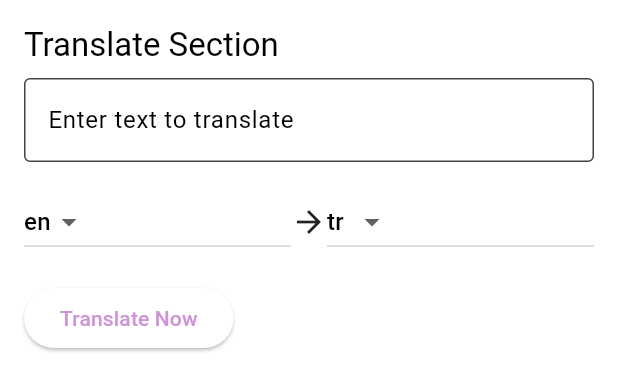
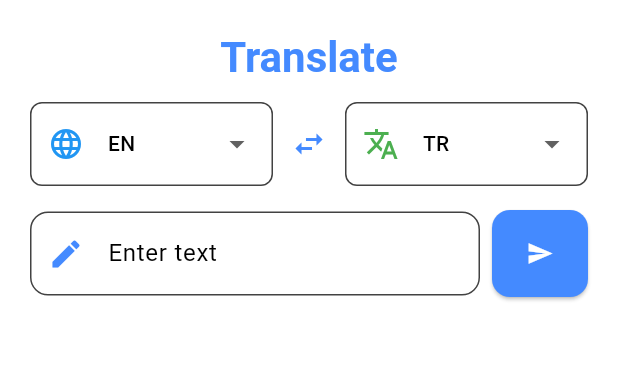
Before and after one commit to yigitcankzl/app, a Flutter app: the TranslatePanel widget shown alone on an empty page, opened directly, on a phone screen of 412 x 824 dp. Shown: the top 391 px of the screen. Run offline on Flutter 3.47's test engine with Material 3 defaults, Android fonts, the phone set to English and light mode, and no system bars; our stand-ins replace bloc, cloud_firestore, equatable, firebase_auth, firebase_core, flutter_bloc and 1 more; accounts and stored records are empty.

Commit message:
addin every page the translator

```diff
--- a/lib/screens/flashcard/flashcard_review_screen.dart
+++ b/lib/screens/flashcard/flashcard_review_screen.dart
@@ -1,5 +1,6 @@
 import 'package:app/screens/flashcard/flashcards_screen.dart';
 import 'package:app/screens/flashcard/practice_screen.dart';
+import 'package:app/screens/lingva/lingva_screen.dart';
 import 'package:flutter/material.dart';
 import 'package:flashcards_repo/flashcards_package.dart';
 import 'package:firebase_auth/firebase_auth.dart';
@@ -217,6 +218,14 @@ class _ReviewScreenState extends State<ReviewScreen> {
     return Scaffold(
       appBar: AppBar(
         backgroundColor: Colors.deepPurple,
+        actions: [
+          IconButton(
+            onPressed: () {
+              showTranslateSheet(context);
+            },
+            icon: const Icon(Icons.translate),
+          ),
+        ],
         title: Text(
           '${widget.flashcardGroup.name} Review',
           style: TextStyle(color: Colors.white),
--- a/lib/screens/flashcard/flashcards_screen.dart
+++ b/lib/screens/flashcard/flashcards_screen.dart
@@ -1,5 +1,6 @@
 import 'package:app/screens/flashcard/flashcard_review_screen.dart';
 import 'package:app/screens/home/home_screen.dart';
+import 'package:app/screens/lingva/lingva_screen.dart';
 import 'package:flutter/material.dart';
 import 'package:flashcards_repo/flashcards_package.dart';
 import 'package:firebase_auth/firebase_auth.dart';
@@ -14,6 +15,14 @@ class FlashcardsScreen extends StatelessWidget {
     return Scaffold(
       appBar: AppBar(
         title: Text('Flashcard Set'),
+        actions: [
+          IconButton(
+            onPressed: () {
+              showTranslateSheet(context);
+            },
+            icon: const Icon(Icons.translate),
+          ),
+        ],
         backgroundColor: Colors.deepPurple,
                 leading: IconButton(
           icon: Icon(Icons.arrow_back),
--- a/lib/screens/flashcard/practice_screen.dart
+++ b/lib/screens/flashcard/practice_screen.dart
@@ -1,4 +1,5 @@
 import 'package:app/screens/flashcard/flashcard_review_screen.dart';
+import 'package:app/screens/lingva/lingva_screen.dart';
 import 'package:flashcards_repo/flashcards_package.dart';
 import 'package:flutter/material.dart';
 import 'package:flashcards_repo/src/models/flashcard.dart';
@@ -102,6 +103,13 @@ class _PracticeScreenState extends State<PracticeScreen> {
     return Scaffold(
       appBar: AppBar(
         title: Text('Practice: ${widget.flashcardGroup.name}'),
+        actions: [
+          IconButton(
+            onPressed: () {
+              showTranslateSheet(context);
+            },
+            icon: const Icon(Icons.translate),
+          ),],
         backgroundColor: Colors.deepPurple,
         leading: IconButton(
           icon: Icon(Icons.arrow_back),
--- a/lib/screens/gemini/gemini_screen.dart
+++ b/lib/screens/gemini/gemini_screen.dart
@@ -1,3 +1,4 @@
+import 'package:app/screens/lingva/lingva_screen.dart';
 import 'package:flutter/material.dart';
 import 'package:gemini_repo/gemini_package.dart';
 
@@ -40,6 +41,14 @@ class _GeminiScreenState extends State<GeminiScreen> {
     return Scaffold(
       appBar: AppBar(
         title: const Text('Gemini Chat'),
+        actions: [
+          IconButton(
+            onPressed: () {
+              showTranslateSheet(context);
+            },
+            icon: const Icon(Icons.translate),
+          ),
+        ],
         backgroundColor: Colors.deepPurple,
         centerTitle: true,
       ),
--- a/lib/screens/lingva/lingva_screen.dart
+++ b/lib/screens/lingva/lingva_screen.dart
@@ -1,4 +1,5 @@
 import 'package:flutter/material.dart';
+import 'package:flutter/services.dart';
 import 'package:lingva_repo/lingva_package.dart';
 
 class TranslatePanel extends StatefulWidget {
@@ -13,13 +14,13 @@ class _TranslatePanelState extends State<TranslatePanel> {
   String _translatedText = '';
   bool _isLoading = false;
   final TextEditingController _sourceController = TextEditingController();
-  String _sourceLang = 'en'; // Default source language
-  String _targetLang = 'tr'; // Default target language
+  String _sourceLang = 'en';
+  String _targetLang = 'tr';
 
   void _translate() async {
     setState(() {
       _isLoading = true;
-      _translatedText = ''; // Clear previous result
+      _translatedText = '';
     });
 
     try {
@@ -39,37 +40,43 @@ class _TranslatePanelState extends State<TranslatePanel> {
     }
   }
 
+  void _swapLanguages() {
+    setState(() {
+      final temp = _sourceLang;
+      _sourceLang = _targetLang;
+      _targetLang = temp;
+    });
+  }
+
   @override
   Widget build(BuildContext context) {
     return Padding(
-      padding: const EdgeInsets.all(16.0),
+      padding: const EdgeInsets.all(20.0),
       child: Column(
         mainAxisSize: MainAxisSize.min,
-        crossAxisAlignment: CrossAxisAlignment.start,
+        crossAxisAlignment: CrossAxisAlignment.center,
         children: [
           Text(
-            'Translate Section',
-            style: Theme.of(context).textTheme.titleLarge,
-          ),
-          SizedBox(height: 8),
-          TextField(
-            controller: _sourceController,
-            decoration: InputDecoration(
-              labelText: 'Enter text to translate',
-              border: OutlineInputBorder(),
+            'Translate',
+            style: Theme.of(context).textTheme.headlineMedium?.copyWith(
+                  fontWeight: FontWeight.bold,
+                  color: Colors.blueAccent,
                 ),
           ),
-          SizedBox(height: 16),
+          const SizedBox(height: 12),
           Row(
             children: [
               Expanded(
-                child: DropdownButton<String>(
+                child: DropdownButtonFormField<String>(
                   value: _sourceLang,
-                  items: <String>['en', 'es', 'fr', 'de', 'it', 'tr'] // Example languages
-                      .map<DropdownMenuItem<String>>((String value) {
+                  decoration: InputDecoration(
+                    border: OutlineInputBorder(borderRadius: BorderRadius.circular(8)),
+                    prefixIcon: Icon(Icons.language, color: Colors.blue),
+                  ),
+                  items: ['en', 'es', 'fr', 'de', 'it', 'tr'].map((String value) {
                     return DropdownMenuItem<String>(
                       value: value,
-                      child: Text(value),
+                      child: Text(value.toUpperCase(), style: TextStyle(fontSize: 14)),
                     );
                   }).toList(),
                   onChanged: (String? newValue) {
@@ -79,15 +86,21 @@ class _TranslatePanelState extends State<TranslatePanel> {
                   },
                 ),
               ),
-              Icon(Icons.arrow_forward),
+              IconButton(
+                icon: Icon(Icons.swap_horiz, color: Colors.blueAccent),
+                onPressed: _swapLanguages,
+              ),
               Expanded(
-                child: DropdownButton<String>(
+                child: DropdownButtonFormField<String>(
                   value: _targetLang,
-                  items: <String>['en', 'es', 'fr', 'de', 'it','tr'] // Example languages
-                      .map<DropdownMenuItem<String>>((String value) {
+                  decoration: InputDecoration(
+                    border: OutlineInputBorder(borderRadius: BorderRadius.circular(8)),
+                    prefixIcon: Icon(Icons.translate, color: Colors.green),
+                  ),
+                  items: ['en', 'es', 'fr', 'de', 'it', 'tr'].map((String value) {
                     return DropdownMenuItem<String>(
                       value: value,
-                      child: Text(value),
+                      child: Text(value.toUpperCase(), style: TextStyle(fontSize: 14)),
                     );
                   }).toList(),
                   onChanged: (String? newValue) {
@@ -99,19 +112,83 @@ class _TranslatePanelState extends State<TranslatePanel> {
               ),
             ],
           ),
-          SizedBox(height: 16),
+          const SizedBox(height: 16),
+          Row(
+            children: [
+              Expanded(
+                child: TextField(
+                  controller: _sourceController,
+                  decoration: InputDecoration(
+                    labelText: 'Enter text',
+                    border: OutlineInputBorder(
+                      borderRadius: BorderRadius.circular(12),
+                    ),
+                    prefixIcon: Icon(Icons.edit, color: Colors.blueAccent),
+                  ),
+                ),
+              ),
+              const SizedBox(width: 8),
               ElevatedButton(
                 onPressed: _isLoading ? null : _translate,
+                style: ElevatedButton.styleFrom(
+                  padding: const EdgeInsets.symmetric(vertical: 20, horizontal: 20),
+                  shape: RoundedRectangleBorder(
+                    borderRadius: BorderRadius.circular(12),
+                  ),
+                  backgroundColor: Colors.blueAccent,
+                ),
                 child: _isLoading
-                ? CircularProgressIndicator(color: Colors.white)
-                : const Text('Translate Now'),
+                    ? const SizedBox(
+                        width: 20,
+                        height: 20,
+                        child: CircularProgressIndicator(color: Colors.white, strokeWidth: 2),
+                      )
+                    : const Icon(Icons.send, color: Colors.white),
               ),
-          SizedBox(height: 16),
+            ],
+          ),
+          const SizedBox(height: 16),
           if (_translatedText.isNotEmpty)
-            Text(
-              'Translation: $_translatedText',
-              style: Theme.of(context).textTheme.bodyMedium,
+            AnimatedContainer(
+              duration: const Duration(milliseconds: 300),
+              padding: const EdgeInsets.all(16),
+              decoration: BoxDecoration(
+                color: Colors.grey[100],
+                borderRadius: BorderRadius.circular(8),
+                boxShadow: [
+                  BoxShadow(
+                    color: Colors.grey.withOpacity(0.2),
+                    blurRadius: 8,
+                    spreadRadius: 2,
+                    offset: const Offset(0, 2),
                   ),
+                ],
+              ),
+              child: Row(
+                mainAxisAlignment: MainAxisAlignment.spaceBetween,
+                children: [
+                  Expanded(
+                    child: Text(
+                      _translatedText,
+                      style: Theme.of(context).textTheme.bodyLarge?.copyWith(
+                            fontWeight: FontWeight.w500,
+                            color: Colors.black87,
+                          ),
+                    ),
+                  ),
+                  IconButton(
+                    icon: Icon(Icons.copy, color: Colors.blueAccent),
+                    onPressed: () {
+                      Clipboard.setData(ClipboardData(text: _translatedText));
+                      ScaffoldMessenger.of(context).showSnackBar(
+                        const SnackBar(content: Text('Text copied to clipboard')),
+                      );
+                    },
+                  ),
+                ],
+              ),
+            ),
+
         ],
       ),
     );
@@ -121,12 +198,12 @@ class _TranslatePanelState extends State<TranslatePanel> {
 void showTranslateSheet(BuildContext context) {
   showModalBottomSheet(
     context: context,
-    shape: RoundedRectangleBorder(
+    shape: const RoundedRectangleBorder(
       borderRadius: BorderRadius.vertical(top: Radius.circular(25)),
     ),
     isScrollControlled: true,
     builder: (context) {
-      return const TranslatePanel(); // Paneli buradan çağırıyoruz
+      return const TranslatePanel();
     },
   );
 }
```
Also changed, not shown: 1 other file. Lines whose indentation alone changed are shown as unchanged.
